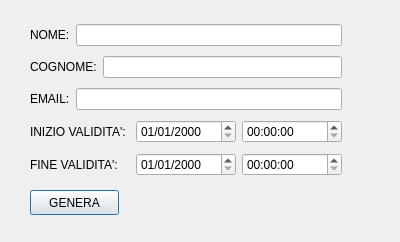
Old version of the form BarcodeReader/newqrcodedialog.ui in the repository ING-Fisi/BarcodeReader.
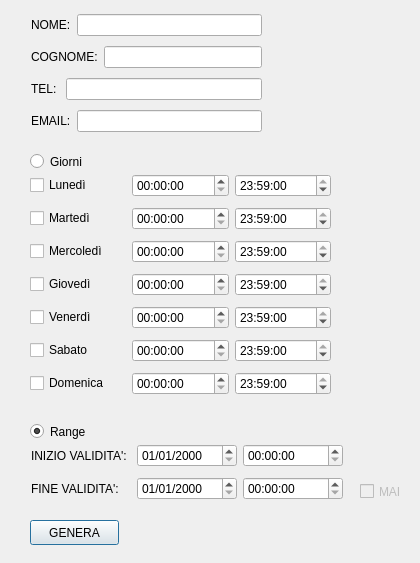
New version of the form.

Diff of the .ui file:
```diff
--- a/BarcodeReader/newqrcodedialog.ui
+++ b/BarcodeReader/newqrcodedialog.ui
@@ -6,8 +6,8 @@
    <rect>
     <x>0</x>
     <y>0</y>
-    <width>400</width>
-    <height>242</height>
+    <width>420</width>
+    <height>563</height>
    </rect>
   </property>
   <property name="windowTitle">
@@ -17,7 +17,7 @@
    <property name="geometry">
     <rect>
      <x>30</x>
-     <y>190</y>
+     <y>520</y>
      <width>89</width>
      <height>25</height>
     </rect>
@@ -26,17 +26,309 @@
     <string>GENERA</string>
    </property>
   </widget>
-  <widget class="QWidget" name="layoutWidget">
+  <widget class="QCheckBox" name="cB_noDeadline">
+   <property name="enabled">
+    <bool>false</bool>
+   </property>
    <property name="geometry">
     <rect>
+     <x>360</x>
+     <y>480</y>
+     <width>53</width>
+     <height>23</height>
+    </rect>
+   </property>
+   <property name="text">
+    <string>MAI</string>
+   </property>
+  </widget>
+  <widget class="QRadioButton" name="rB_days">
+   <property name="geometry">
+    <rect>
      <x>30</x>
-     <y>20</y>
-     <width>312</width>
-     <height>163</height>
+     <y>150</y>
+     <width>112</width>
+     <height>23</height>
+    </rect>
+   </property>
+   <property name="text">
+    <string>Giorni</string>
+   </property>
+  </widget>
+  <widget class="QRadioButton" name="rB_range">
+   <property name="geometry">
+    <rect>
+     <x>30</x>
+     <y>420</y>
+     <width>112</width>
+     <height>23</height>
+    </rect>
+   </property>
+   <property name="text">
+    <string>Range</string>
+   </property>
+   <property name="checked">
+    <bool>true</bool>
+   </property>
+  </widget>
+  <widget class="QWidget" name="">
+   <property name="geometry">
+    <rect>
+     <x>30</x>
+     <y>170</y>
+     <width>301</width>
+     <height>234</height>
     </rect>
    </property>
    <layout class="QVBoxLayout" name="verticalLayout">
     <item>
+     <layout class="QHBoxLayout" name="horizontalLayout_7">
+      <item>
+       <widget class="QCheckBox" name="cB_mon">
+        <property name="text">
+         <string>Lunedì</string>
+        </property>
+       </widget>
+      </item>
+      <item>
+       <widget class="QTimeEdit" name="startingTimeEdit_mon"/>
+      </item>
+      <item>
+       <widget class="QTimeEdit" name="expiringTimeEdit_mon">
+        <property name="time">
+         <time>
+          <hour>23</hour>
+          <minute>59</minute>
+          <second>0</second>
+         </time>
+        </property>
+       </widget>
+      </item>
+     </layout>
+    </item>
+    <item>
+     <layout class="QHBoxLayout" name="horizontalLayout_8">
+      <item>
+       <widget class="QCheckBox" name="cB_tue">
+        <property name="text">
+         <string>Martedì</string>
+        </property>
+       </widget>
+      </item>
+      <item>
+       <widget class="QTimeEdit" name="startingTimeEdit_tue"/>
+      </item>
+      <item>
+       <widget class="QTimeEdit" name="expiringTimeEdit_tue">
+        <property name="time">
+         <time>
+          <hour>23</hour>
+          <minute>59</minute>
+          <second>0</second>
+         </time>
+        </property>
+       </widget>
+      </item>
+     </layout>
+    </item>
+    <item>
+     <layout class="QHBoxLayout" name="horizontalLayout_9">
+      <item>
+       <widget class="QCheckBox" name="cB_wen">
+        <property name="text">
+         <string>Mercoledì</string>
+        </property>
+       </widget>
+      </item>
+      <item>
+       <widget class="QTimeEdit" name="startingTimeEdit_wen"/>
+      </item>
+      <item>
+       <widget class="QTimeEdit" name="expiringTimeEdit_wen">
+        <property name="time">
+         <time>
+          <hour>23</hour>
+          <minute>59</minute>
+          <second>0</second>
+         </time>
+        </property>
+       </widget>
+      </item>
+     </layout>
+    </item>
+    <item>
+     <layout class="QHBoxLayout" name="horizontalLayout_10">
+      <item>
+       <widget class="QCheckBox" name="cB_thu">
+        <property name="text">
+         <string>Giovedì</string>
+        </property>
+       </widget>
+      </item>
+      <item>
+       <widget class="QTimeEdit" name="startingTimeEdit_thu"/>
+      </item>
+      <item>
+       <widget class="QTimeEdit" name="expiringTimeEdit_thu">
+        <property name="time">
+         <time>
+          <hour>23</hour>
+          <minute>59</minute>
+          <second>0</second>
+         </time>
+        </property>
+       </widget>
+      </item>
+     </layout>
+    </item>
+    <item>
+     <layout class="QHBoxLayout" name="horizontalLayout_11">
+      <item>
+       <widget class="QCheckBox" name="cB_fri">
+        <property name="text">
+         <string>Venerdì</string>
+        </property>
+       </widget>
+      </item>
+      <item>
+       <widget class="QTimeEdit" name="startingTimeEdit_fri"/>
+      </item>
+      <item>
+       <widget class="QTimeEdit" name="expiringTimeEdit_fri">
+        <property name="time">
+         <time>
+          <hour>23</hour>
+          <minute>59</minute>
+          <second>0</second>
+         </time>
+        </property>
+       </widget>
+      </item>
+     </layout>
+    </item>
+    <item>
+     <layout class="QHBoxLayout" name="horizontalLayout_12">
+      <item>
+       <widget class="QCheckBox" name="cB_sat">
+        <property name="text">
+         <string>Sabato</string>
+        </property>
+       </widget>
+      </item>
+      <item>
+       <widget class="QTimeEdit" name="startingTimeEdit_sat"/>
+      </item>
+      <item>
+       <widget class="QTimeEdit" name="expiringTimeEdit_sat">
+        <property name="time">
+         <time>
+          <hour>23</hour>
+          <minute>59</minute>
+          <second>0</second>
+         </time>
+        </property>
+       </widget>
+      </item>
+     </layout>
+    </item>
+    <item>
+     <layout class="QHBoxLayout" name="horizontalLayout_13">
+      <item>
+       <widget class="QCheckBox" name="cB_sun">
+        <property name="text">
+         <string>Domenica</string>
+        </property>
+       </widget>
+      </item>
+      <item>
+       <widget class="QTimeEdit" name="startingTimeEdit_sun"/>
+      </item>
+      <item>
+       <widget class="QTimeEdit" name="expiringTimeEdit_sun">
+        <property name="time">
+         <time>
+          <hour>23</hour>
+          <minute>59</minute>
+          <second>0</second>
+         </time>
+        </property>
+       </widget>
+      </item>
+     </layout>
+    </item>
+   </layout>
+  </widget>
+  <widget class="QWidget" name="">
+   <property name="geometry">
+    <rect>
+     <x>31</x>
+     <y>440</y>
+     <width>312</width>
+     <height>64</height>
+    </rect>
+   </property>
+   <layout class="QVBoxLayout" name="verticalLayout_2">
+    <item>
+     <layout class="QHBoxLayout" name="horizontalLayout_5">
+      <item>
+       <widget class="QLabel" name="label_4">
+        <property name="text">
+         <string>INIZIO VALIDITA':</string>
+        </property>
+       </widget>
+      </item>
+      <item>
+       <widget class="QDateEdit" name="startingDateEdit">
+        <property name="enabled">
+         <bool>true</bool>
+        </property>
+        <property name="displayFormat">
+         <string>dd/MM/yyyy</string>
+        </property>
+       </widget>
+      </item>
+      <item>
+       <widget class="QTimeEdit" name="startingTimeEdit"/>
+      </item>
+     </layout>
+    </item>
+    <item>
+     <layout class="QHBoxLayout" name="horizontalLayout_4">
+      <item>
+       <widget class="QLabel" name="label_5">
+        <property name="text">
+         <string>FINE VALIDITA':</string>
+        </property>
+       </widget>
+      </item>
+      <item>
+       <widget class="QDateEdit" name="expiringDateEdit">
+        <property name="enabled">
+         <bool>true</bool>
+        </property>
+        <property name="displayFormat">
+         <string>dd/MM/yyyy</string>
+        </property>
+       </widget>
+      </item>
+      <item>
+       <widget class="QTimeEdit" name="expiringTimeEdit"/>
+      </item>
+     </layout>
+    </item>
+   </layout>
+  </widget>
+  <widget class="QWidget" name="">
+   <property name="geometry">
+    <rect>
+     <x>31</x>
+     <y>10</y>
+     <width>231</width>
+     <height>128</height>
+    </rect>
+   </property>
+   <layout class="QVBoxLayout" name="verticalLayout_3">
+    <item>
      <layout class="QHBoxLayout" name="horizontalLayout">
       <item>
        <widget class="QLabel" name="label">
@@ -64,6 +356,20 @@
       </item>
      </layout>
     </item>
+    <item>
+     <layout class="QHBoxLayout" name="horizontalLayout_6">
+      <item>
+       <widget class="QLabel" name="label_6">
+        <property name="text">
+         <string>TEL: </string>
+        </property>
+       </widget>
+      </item>
+      <item>
+       <widget class="QLineEdit" name="lE_phone"/>
+      </item>
+     </layout>
+    </item>
     <item>
      <layout class="QHBoxLayout" name="horizontalLayout_3">
       <item>
@@ -78,48 +384,6 @@
       </item>
      </layout>
     </item>
-    <item>
-     <layout class="QHBoxLayout" name="horizontalLayout_5">
-      <item>
-       <widget class="QLabel" name="label_4">
-        <property name="text">
-         <string>INIZIO VALIDITA':</string>
-        </property>
-       </widget>
-      </item>
-      <item>
-       <widget class="QDateEdit" name="startingDateEdit">
-        <property name="displayFormat">
-         <string>dd/MM/yyyy</string>
-        </property>
-       </widget>
-      </item>
-      <item>
-       <widget class="QTimeEdit" name="startingTimeEdit"/>
-      </item>
-     </layout>
-    </item>
-    <item>
-     <layout class="QHBoxLayout" name="horizontalLayout_4">
-      <item>
-       <widget class="QLabel" name="label_5">
-        <property name="text">
-         <string>FINE VALIDITA':</string>
-        </property>
-       </widget>
-      </item>
-      <item>
-       <widget class="QDateEdit" name="expiringDateEdit">
-        <property name="displayFormat">
-         <string>dd/MM/yyyy</string>
-        </property>
-       </widget>
-      </item>
-      <item>
-       <widget class="QTimeEdit" name="expiringTimeEdit"/>
-      </item>
-     </layout>
-    </item>
    </layout>
   </widget>
  </widget>
```
